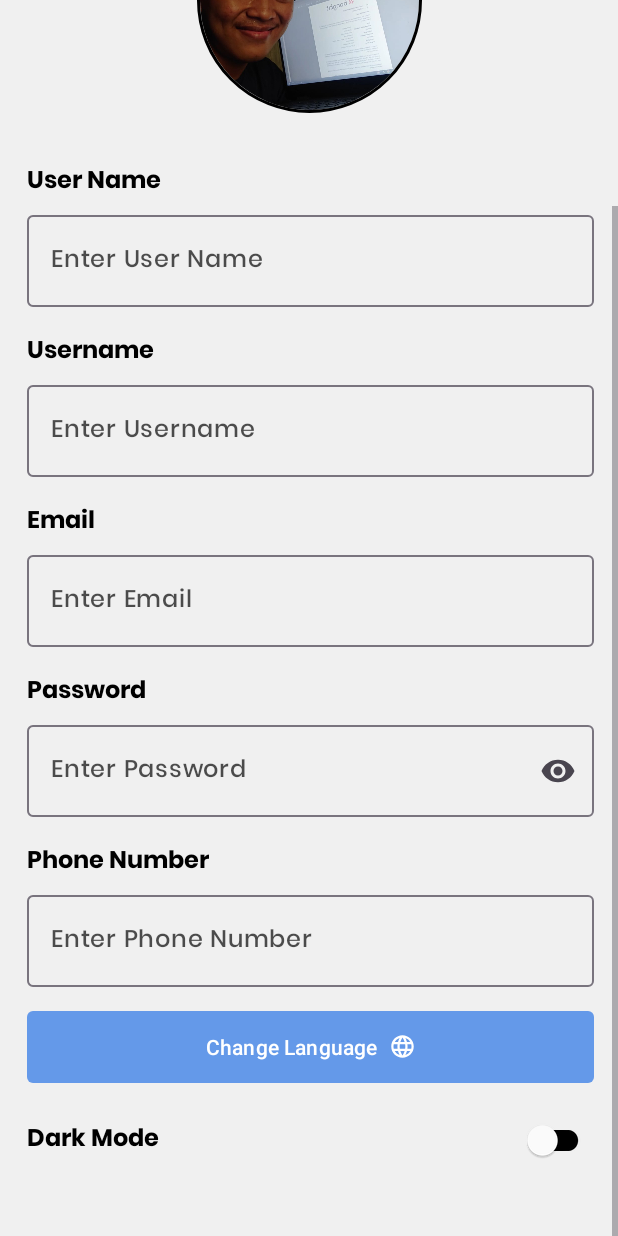
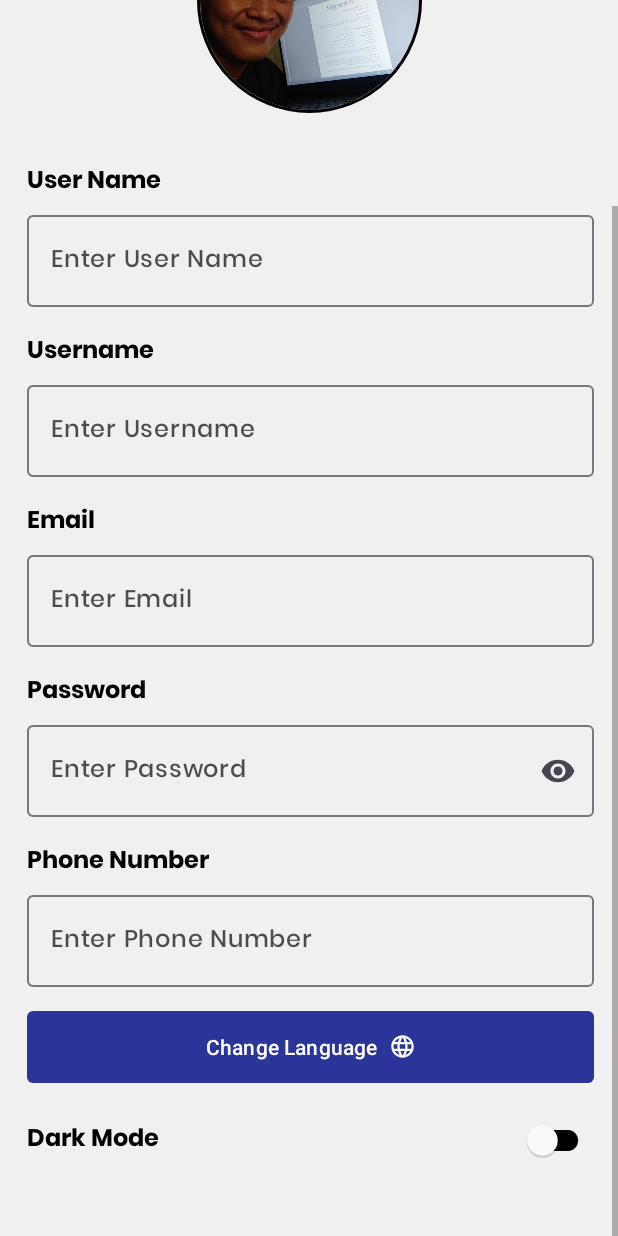
Before and after one commit to kevinmf1/PlayerPedia, an Android app: the ProfileActivity screen opened directly, with no data from a screen before it, scrolled down 164 dp, on a phone screen of 412 x 824 dp. Run offline under Robolectric (Android 15) with nearby library versions, the phone set to English and light mode, and no system bars; our stand-ins replace CircleImageView, Room's generated code.

Commit message:
style: change color to support night/light mode

```diff
--- a/app/src/main/res/drawable/bg_btn.xml
+++ b/app/src/main/res/drawable/bg_btn.xml
@@ -3,7 +3,7 @@
     android:color="@color/blue_light">
     <item>
         <shape android:shape="rectangle">
-            <solid android:color="@color/blue_light"/>
+            <solid android:color="@color/colorButton"/>
             <corners android:radius="4dp" />
         </shape>
     </item>
```
